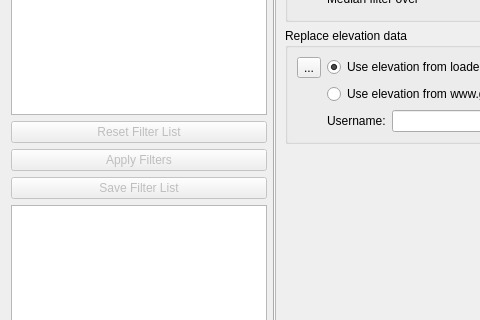
ntruchsess/QLandkarteGT, file src/ITrackFilterWidget.ui: the form before one commit; both pictures show x 0 to 480 and y 92 to 412 of the 1068 by 504 pixel window.
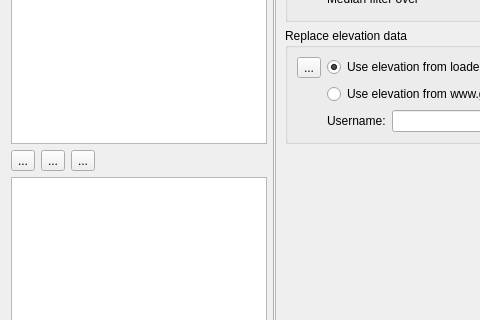
The form after the commit. The open tabs and pages were chosen to show the change. Icons and pictures are not drawn.

The edit to the form file:
```diff
--- a/src/ITrackFilterWidget.ui
+++ b/src/ITrackFilterWidget.ui
@@ -13,7 +13,7 @@
   <property name="windowTitle">
    <string>Form</string>
   </property>
-  <layout class="QHBoxLayout" name="horizontalLayout">
+  <layout class="QHBoxLayout" name="horizontalLayout_9">
    <item>
     <layout class="QVBoxLayout" name="verticalLayout">
      <item>
@@ -27,46 +27,42 @@
       </widget>
      </item>
      <item>
-      <widget class="QPushButton" name="pushResetFilterList">
-       <property name="enabled">
-        <bool>false</bool>
+      <layout class="QHBoxLayout" name="horizontalLayout">
+       <item>
+        <widget class="QToolButton" name="pushApply">
+         <property name="toolTip">
+          <string>apply filter</string>
        </property>
        <property name="text">
-        <string>Reset Filter List</string>
+          <string>...</string>
+         </property>
+         <property name="icon">
+          <iconset resource="resources.qrc">
+           <normaloff>:/icons/toolswizard.png</normaloff>:/icons/toolswizard.png</iconset>
+         </property>
+        </widget>
+       </item>
+       <item>
+        <widget class="QToolButton" name="pushResetFilterList">
+         <property name="toolTip">
+          <string>reset filter list</string>
+         </property>
+         <property name="text">
+          <string>...</string>
        </property>
        <property name="icon">
         <iconset resource="resources.qrc">
          <normaloff>:/icons/iconClear16x16.png</normaloff>:/icons/iconClear16x16.png</iconset>
        </property>
-       <property name="flat">
-        <bool>false</bool>
-       </property>
       </widget>
      </item>
      <item>
-      <widget class="QPushButton" name="pushApply">
-       <property name="enabled">
-        <bool>false</bool>
+        <widget class="QToolButton" name="pushSave">
+         <property name="toolTip">
+          <string>save filter list</string>
        </property>
        <property name="text">
-        <string>Apply Filters</string>
-       </property>
-       <property name="icon">
-        <iconset resource="resources.qrc">
-         <normaloff>:/icons/iconWizzard16x16.png</normaloff>:/icons/iconWizzard16x16.png</iconset>
-       </property>
-       <property name="flat">
-        <bool>false</bool>
-       </property>
-      </widget>
-     </item>
-     <item>
-      <widget class="QPushButton" name="pushSave">
-       <property name="enabled">
-        <bool>false</bool>
-       </property>
-       <property name="text">
-        <string>Save Filter List</string>
+          <string>...</string>
        </property>
        <property name="icon">
         <iconset resource="resources.qrc">
@@ -75,6 +71,24 @@
       </widget>
      </item>
      <item>
+        <spacer name="horizontalSpacer_9">
+         <property name="orientation">
+          <enum>Qt::Horizontal</enum>
+         </property>
+         <property name="sizeType">
+          <enum>QSizePolicy::Expanding</enum>
+         </property>
+         <property name="sizeHint" stdset="0">
+          <size>
+           <width>40</width>
+           <height>20</height>
+          </size>
+         </property>
+        </spacer>
+       </item>
+      </layout>
+     </item>
+     <item>
       <widget class="QListWidget" name="listStored">
        <property name="sizePolicy">
         <sizepolicy hsizetype="Maximum" vsizetype="Expanding">
@@ -94,6 +108,12 @@
      <property name="enabled">
       <bool>true</bool>
      </property>
+     <property name="sizePolicy">
+      <sizepolicy hsizetype="MinimumExpanding" vsizetype="Expanding">
+       <horstretch>2</horstretch>
+       <verstretch>0</verstretch>
+      </sizepolicy>
+     </property>
      <property name="tabPosition">
       <enum>QTabWidget::South</enum>
      </property>
@@ -326,8 +346,8 @@
            <rect>
             <x>0</x>
             <y>0</y>
-            <width>389</width>
-            <height>255</height>
+            <width>778</width>
+            <height>456</height>
            </rect>
           </property>
           <layout class="QVBoxLayout" name="verticalLayout_8">
@@ -500,8 +520,8 @@
            <rect>
             <x>0</x>
             <y>0</y>
-            <width>448</width>
-            <height>310</height>
+            <width>760</width>
+            <height>409</height>
            </rect>
           </property>
           <layout class="QVBoxLayout" name="verticalLayout_5">
```
Lines whose indentation alone changed are shown as unchanged.
